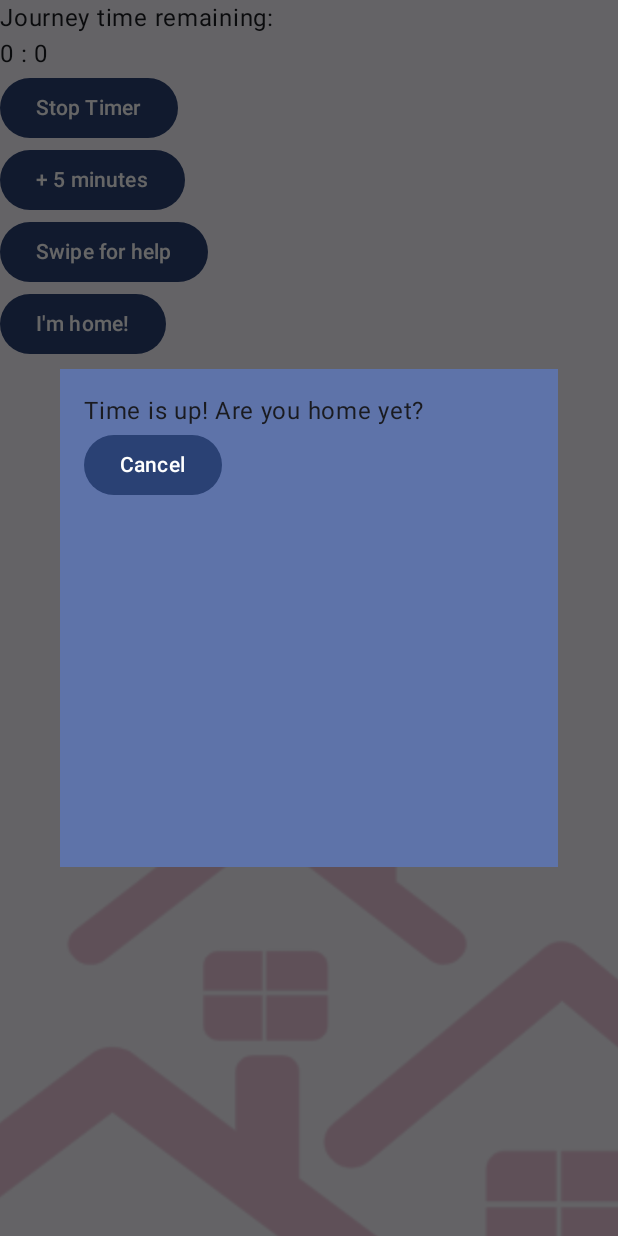
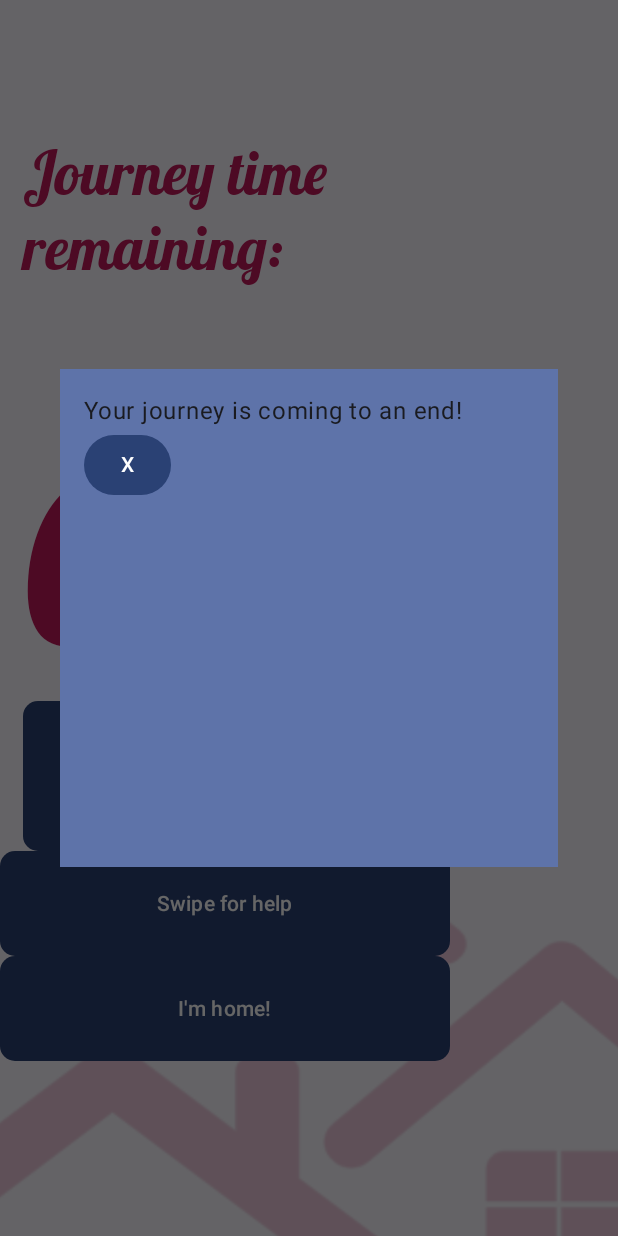
Before and after one commit to xAmiBa/Home-on-time-Android, an Android app built with Jetpack Compose: the JourneyScreen screen opened through its navigation route, on a phone screen of 412 x 824 dp. Run offline under Robolectric (Android 15) with nearby library versions, the light colour scheme and no system bars.

Commit message:
styling in progress

```diff
--- a/app/src/main/java/com/example/homeontime/screens/HomeScreen.kt
+++ b/app/src/main/java/com/example/homeontime/screens/HomeScreen.kt
@@ -1,18 +1,25 @@
 package com.example.homeontime.screens
+import androidx.compose.foundation.border
 import androidx.compose.foundation.layout.Column
 import androidx.compose.foundation.layout.fillMaxWidth
 import androidx.compose.foundation.layout.height
 import androidx.compose.foundation.layout.offset
 import androidx.compose.foundation.layout.padding
 import androidx.compose.foundation.layout.width
+import androidx.compose.foundation.shape.RoundedCornerShape
 import androidx.compose.material3.Button
 import androidx.compose.material3.MaterialTheme
+import androidx.compose.material3.Shapes
 import androidx.compose.material3.Text
 import androidx.compose.runtime.Composable
 import androidx.compose.ui.Alignment
 import androidx.compose.ui.Modifier
 import androidx.compose.ui.graphics.Color
+import androidx.compose.ui.graphics.RectangleShape
+import androidx.compose.ui.graphics.Shape
 import androidx.compose.ui.text.style.TextAlign
+import androidx.compose.ui.tooling.preview.Preview
+import androidx.compose.ui.tooling.preview.PreviewParameter
 import androidx.compose.ui.unit.dp
 import androidx.compose.ui.unit.sp
 
@@ -51,10 +58,9 @@ fun HomeScreen (letsGoButton: () -> Unit) {
         )
         Text(
             text= "on",
-            textAlign = TextAlign.Center,
             modifier = Modifier
                 .fillMaxWidth()
-                .offset((-100).dp, (-50).dp),
+                .offset((70).dp, (-50).dp),
             style = MaterialTheme.typography.titleLarge,
             color = Color(0xFFC2185B),
             fontSize = 60.sp
@@ -62,28 +68,38 @@ fun HomeScreen (letsGoButton: () -> Unit) {
         )
         Text(
             text= "Time",
-            textAlign = TextAlign.Center,
             modifier = Modifier
                 .fillMaxWidth()
-                .offset(65.dp, (-170).dp),
+                .offset(140.dp, (-170).dp),
             style = MaterialTheme.typography.titleLarge,
             color = Color(0xFFC2185B)
         )
 
         Text(
-            text= "Safe\nand\nalways on time!",
+            text= "Safe and always on time!",
             textAlign = TextAlign.Center,
-            modifier = Modifier.fillMaxWidth()
+            modifier = Modifier.fillMaxWidth(),
+            style = MaterialTheme.typography.titleLarge,
+            color = Color(0xFFC2185B),
+            fontSize = 30.sp
+
+
         )
 
         Button(
             onClick = { letsGoButton() },
             modifier = Modifier
                 .width(300.dp)
-                .height(50.dp)
+                .height(70.dp)
                 .align(Alignment.CenterHorizontally)
+                .offset(0.dp, (-160).dp),
+            shape = RoundedCornerShape(10.dp)
+
             ) {
-            Text(text = "Let's go home!")
+            Text(
+                text = "Let's go home!",
+                fontSize = 25.sp
+            )
         }
     }
 }
--- a/app/src/main/java/com/example/homeontime/screens/JourneyScreen.kt
+++ b/app/src/main/java/com/example/homeontime/screens/JourneyScreen.kt
@@ -5,10 +5,15 @@ import android.os.Build
 import android.os.CountDownTimer
 import androidx.annotation.RequiresApi
 import androidx.compose.foundation.background
+import androidx.compose.foundation.border
+import androidx.compose.foundation.layout.Arrangement
 import androidx.compose.foundation.layout.Box
 import androidx.compose.foundation.layout.Column
+import androidx.compose.foundation.layout.height
 import androidx.compose.foundation.layout.padding
 import androidx.compose.foundation.layout.size
+import androidx.compose.foundation.layout.width
+import androidx.compose.foundation.shape.RoundedCornerShape
 import androidx.compose.material3.Button
 import androidx.compose.material3.MaterialTheme
 import androidx.compose.material3.Text
@@ -19,9 +24,12 @@ import androidx.compose.runtime.mutableIntStateOf
 import androidx.compose.runtime.mutableStateOf
 import androidx.compose.runtime.remember
 import androidx.compose.runtime.setValue
+import androidx.compose.ui.Alignment
 import androidx.compose.ui.Modifier
+import androidx.compose.ui.graphics.Brush
 import androidx.compose.ui.tooling.preview.Preview
 import androidx.compose.ui.unit.dp
+import androidx.compose.ui.unit.sp
 import androidx.compose.ui.window.Dialog
 import com.example.homeontime.NotificationHelper
 import com.example.homeontime.sendText
@@ -39,11 +47,16 @@ fun JourneyScreen (
 ) {
 
     val notificationHelper = NotificationHelper(context)
-    println("BUDDY PHONE: $buddyPhoneNumber")
-    println("TIMER TIME FROM STATE: $userJourneyTimeInMinutes")
 
+    Column (
+        horizontalAlignment = androidx.compose.ui.Alignment.CenterHorizontally,
+        verticalArrangement = Arrangement.Center
+    ) {
+        val buttonModifier = Modifier
+            .width(300.dp)
+            .height(70.dp)
+//        .align(Alignment.CenterHorizontally)
 
-    Column {
         // countdown
         Timer(userJourneyTimeInMinutes)
 
@@ -58,21 +71,26 @@ fun JourneyScreen (
             )
             //TODO: final screen? Or popup?
             notificationHelper.showNotification("JOURNEY_SCREEN", buddyPhoneNumber)
-        }) {
+        },
+            modifier = buttonModifier,
+            shape = RoundedCornerShape(10.dp)
+        ) {
             Text(text = "Swipe for help")
         }
 
         // I'm home button
         Button(onClick = {
-            println("IM HOME BUTTON CLICK")
             sendText(
                 context,
                 buddyPhoneNumber,
-                "Hi $buddyName!\nI just got home safely!\nThanks for keeping me safe :)\n$userName"
+                "Hi $buddyName!\nI just got home safely!\nThanks for keeping me safe :)\n$userName",
             )
             //TODO: final screen? Or popup?
             notificationHelper.showNotification("JOURNEY_SCREEN", buddyPhoneNumber)
-        }) {
+        },
+            modifier = buttonModifier,
+            shape = RoundedCornerShape(10.dp)
+        ) {
             Text(text = "I'm home!")
         }
     }
@@ -80,6 +98,7 @@ fun JourneyScreen (
 
 @Composable
 fun Timer(remainingTimeInMinutes: Int) {
+
     var remainingTimeInMilliseconds = remainingTimeInMinutes * 60 * 1000 * 60
     var timeRemaining by remember { mutableIntStateOf(remainingTimeInMilliseconds) }
     var isTimerRunning by remember { mutableStateOf(true) }
@@ -112,8 +131,29 @@ fun Timer(remainingTimeInMinutes: Int) {
         val minutes = timeRemaining / 60000 / 60
         val seconds = (timeRemaining / 100000) % 60
 
-        Text(text = "Journey time remaining:")
-        Text(text = "$minutes : $seconds")
+        Text(
+            text = "Journey time\nremaining:",
+            style = MaterialTheme.typography.titleLarge,
+            fontSize = 40.sp,
+            modifier = Modifier.padding(0.dp, 90.dp, 0.dp, 0.dp)
+        )
+        Text(
+            text = "$minutes : $seconds",
+            style = MaterialTheme.typography.titleLarge,
+            fontSize = 150.sp,
+            modifier = Modifier.padding(0.dp, 90.dp, 0.dp, 0.dp)
+            )
+
+        Button(
+            onClick = { timeRemaining += 15000000},
+            modifier = Modifier.width(100.dp).height(100.dp),
+            shape = RoundedCornerShape(10.dp)
+
+        ) {
+            Text(
+                text = "+ 5 \'",
+                fontSize = 25.sp)
+        }
 
         if (displayReminder) {
             Dialog(
@@ -126,29 +166,14 @@ fun Timer(remainingTimeInMinutes: Int) {
                         .padding(16.dp)
                         .size(300.dp) // Adjust the size as needed
                 ) {Column{
-                    Text("Time is up! Are you home yet?")
+                    Text("Your journey is coming to an end!")
                     Button(onClick = { displayReminder = false }) {
-                        Text("Cancel")
+                        Text("X")
                     }
                 }
                 }
             }
         }
-        // Example of a button to stop the timer
-        Button(onClick = { isTimerRunning = false }) {
-            Text(text = "Stop Timer")
-        }
-        Button(onClick = { timeRemaining += 15000000}) {
-            Text(text = "+ 5 minutes")
-        }
+
     }
 }
-
-
-
-
-@Preview
-@Composable
-fun PreviewTimer() {
-    Timer(60)
-}
--- a/app/src/main/java/com/example/homeontime/ui/theme/Type.kt
+++ b/app/src/main/java/com/example/homeontime/ui/theme/Type.kt
@@ -1,6 +1,7 @@
 package com.example.homeontime.ui.theme
 
 import androidx.compose.material3.Typography
+import androidx.compose.ui.graphics.Color
 import androidx.compose.ui.text.TextStyle
 import androidx.compose.ui.text.font.FontFamily
 import androidx.compose.ui.text.font.FontWeight
@@ -28,6 +29,7 @@ val Typography = Typography(
     ),
     titleLarge = TextStyle(
         fontFamily = FontFamily(Font(R.font.lobster)),
+        color = Color(0xFFC2185B),
         fontWeight = FontWeight.Normal,
         fontSize = 130.sp,
         letterSpacing = 0.sp
```
Also changed, not shown: app/src/main/java/com/example/homeontime/screens/NewBuddyScreen.kt (+45 -8 lines), app/src/main/java/com/example/homeontime/screens/NewUserScreen.kt (+54 -10 lines), app/src/main/java/com/example/homeontime/ui/theme/Color.kt (line endings or trailing spaces).
